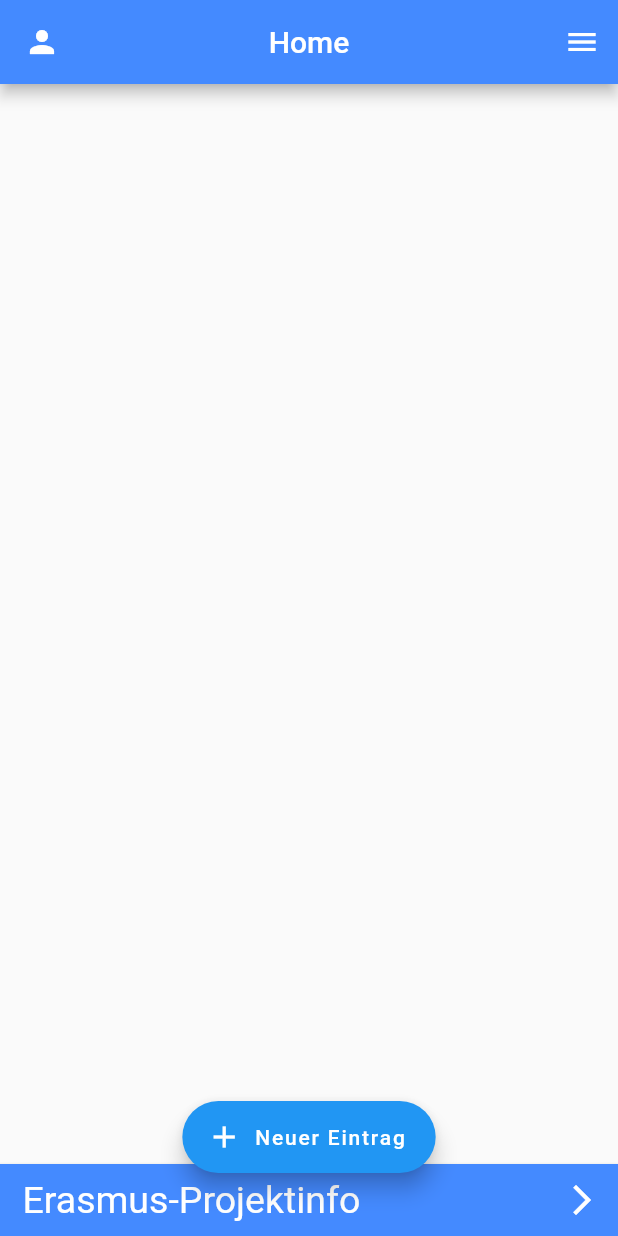
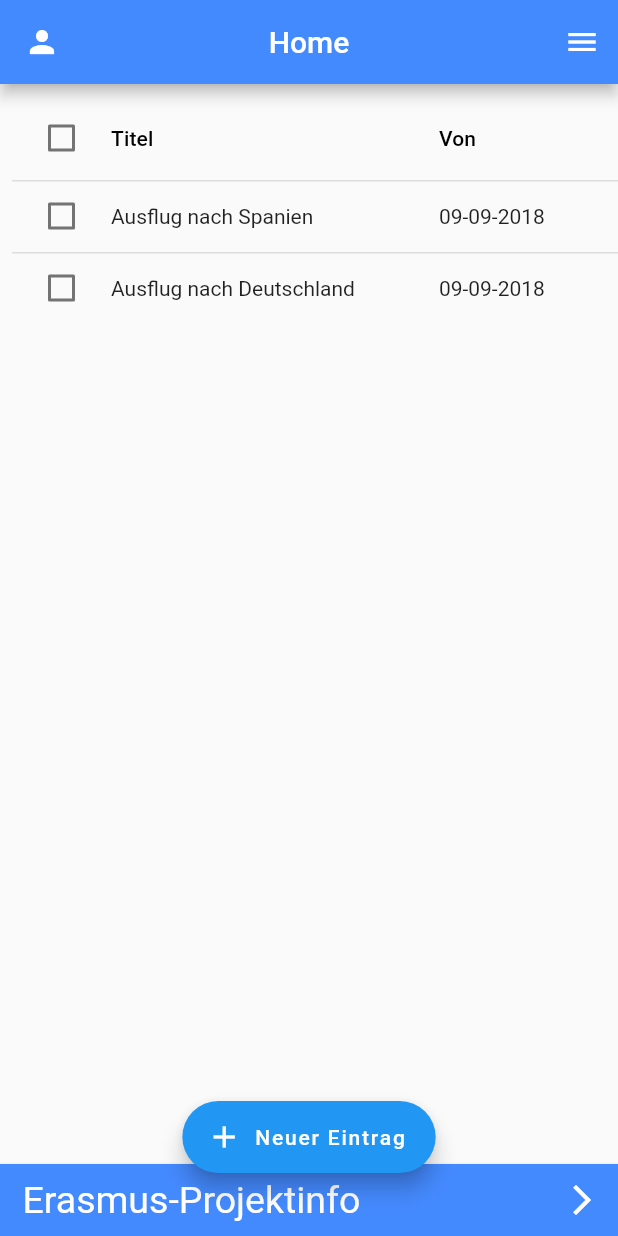
Before and after one commit to tth05/ErasmusDoc, a Flutter app: the screen it shows after launch, on a phone screen of 412 x 824 dp. Run offline on Flutter 3.47's test engine with Material 2 defaults, Android fonts, the phone set to English and light mode, and no system bars.

Commit message:
Start of JournalDataTable

```diff
--- a/lib/screens/app_home/app_home.dart
+++ b/lib/screens/app_home/app_home.dart
@@ -3,7 +3,6 @@
     This project is licensed under the terms of the GNU General Public License v3.0, see LICENSE.txt
 */
 
-import 'package:erasmus_app/globals.dart' as globals;
 import 'package:erasmus_app/screens/app_home/custom_button_location.dart';
 import 'package:erasmus_app/screens/app_home/widgets/widgets.dart';
 import 'package:flutter/material.dart';
@@ -39,11 +38,10 @@ class AppHomeState extends State<AppHomeScreen> {
       ),
       floatingActionButtonLocation: CustomCenterDockedFloatingActionButtonLocation(18.0),
       bottomNavigationBar: ErasmusBottomAppBar(),
-      body: Center(
-        child: Column(
-          mainAxisAlignment: MainAxisAlignment.center,
-          children: <Widget>[Text(globals.selectedSchool)],
-        ),
+      body: Column(
+        children: <Widget>[
+          JournalDataTable(),
+        ],
       ),
     );
   }
--- /dev/null
+++ b/lib/screens/app_home/widgets/journal_data_table.dart
@@ -0,0 +1,53 @@
+/*
+    Copyright (C) 2018-2019 Tim Theisinger
+    This project is licensed under the terms of the GNU General Public License v3.0, see LICENSE.txt
+*/
+
+import 'package:flutter/material.dart';
+
+class JournalDataTable extends StatefulWidget {
+  @override
+  State<StatefulWidget> createState() => JournalDataTableState();
+}
+
+class JournalDataTableState extends State<JournalDataTable> {
+  final selectedRows = List<String>();
+
+  //TODO: Implement Journal class
+  //TODO: Implement DataTableSource https://github.com/flutter/flutter/blob/master/examples/flutter_gallery/lib/demo/material/data_table_demo.dart
+  final rows = ["Ausflug nach Spanien", "Ausflug nach Deutschland"];
+
+  @override
+  Widget build(BuildContext context) {
+    return SingleChildScrollView(
+      scrollDirection: Axis.horizontal,
+      padding: EdgeInsets.all(8.0),
+      child: DataTable(
+        onSelectAll: (row) => print(row),
+        columns: [
+          DataColumn(
+            label: Text("Titel"),
+          ),
+          DataColumn(
+            label: Text("Von"),
+          ),
+          DataColumn(
+            label: Text("Bis"),
+          ),
+        ],
+        rows: rows
+            .map(
+              (s) => DataRow(
+                      onSelectChanged: (selected) => selected ? selectedRows.add(s) : selectedRows.remove(s),
+                      cells: [
+                        DataCell(Text(s)),
+                        //If there was a Journal class you could use s.startDate()
+                        DataCell(Text("09-09-2018")),
+                        DataCell(Text("10-09-2018")),
+                      ]),
+            )
+            .toList(),
+      ),
+    );
+  }
+}
--- a/lib/screens/app_home/widgets/widgets.dart
+++ b/lib/screens/app_home/widgets/widgets.dart
@@ -4,3 +4,4 @@
 */
 
 export 'bottom_app_bar.dart';
+export 'journal_data_table.dart';
--- a/lib/screens/erasmus_info/erasmus_info.dart
+++ b/lib/screens/erasmus_info/erasmus_info.dart
@@ -28,7 +28,9 @@ class ErasmusInfoScreen extends StatelessWidget {
                         "assets/images/erasmus_logo.png",
                         fit: BoxFit.scaleDown,
                       ),
-                      Divider(color: Colors.grey[700],),
+                      Divider(
+                        color: Colors.grey[700],
+                      ),
                       Text(
                         "Das Erasmus-Programm ist ein Förderprogramm der Europäischen Union. Sein Name erinnert an Erasmus von "
                             "Rotterdam, einen europäisch gebildeten Humanisten der Renaissance. Es wurde zum weltweit größten "
--- a/lib/screens/personal_info/widgets/select_school_dropdown.dart
+++ b/lib/screens/personal_info/widgets/select_school_dropdown.dart
@@ -11,8 +11,7 @@ class SelectSchoolDropdownButton extends FormField<String> {
       : super(
     onSaved: onSaved,
     validator: (value) {
-      if (value == null)
-        return 'Bitte wähle deine Schule aus.';
+      if (value == null) return 'Bitte wähle deine Schule aus.';
     },
     initialValue: initialValue,
     autovalidate: false,
```
Also changed, not shown: lib/screens/personal_info/widgets/birthday_selector.dart (+5 -5 lines), lib/globals.dart (line endings or trailing spaces), lib/main.dart (line endings or trailing spaces).
